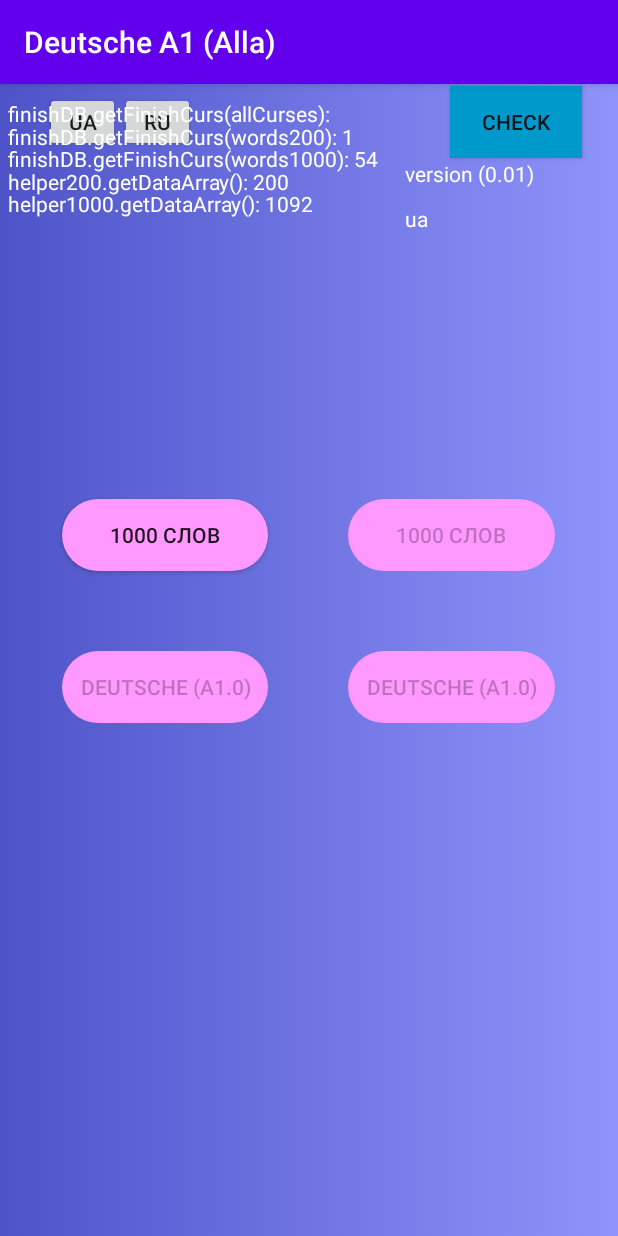
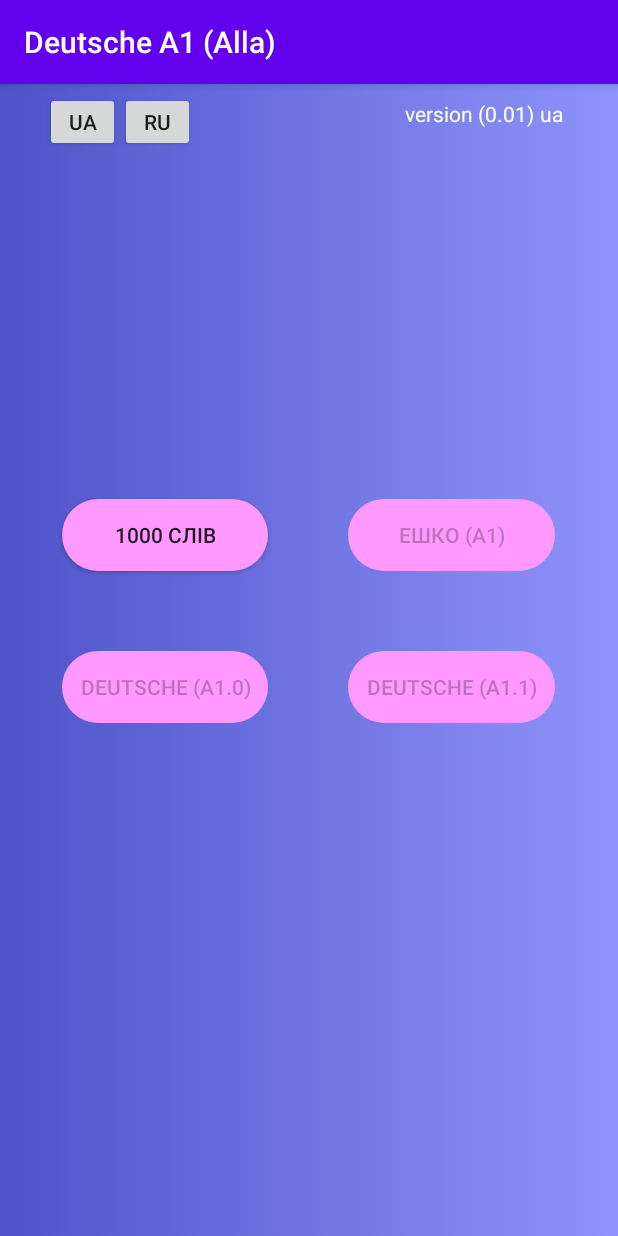
Before and after one commit to LysogorAndGmail/deutscheAlla, an Android app: the screen it shows after launch (MainActivity), after a tap on "UA", on a phone screen of 412 x 824 dp. Run offline under Robolectric (Android 15) with nearby library versions, the phone set to English and light mode, and no system bars.

Commit message:
app - prod

```diff
--- /dev/null
+++ b/app/src/main/java/com/example/deutschea1alla/DbLocation.java
@@ -0,0 +1,139 @@
+package com.example.deutschea1alla;
+
+import android.content.ContentValues;
+import android.content.Context;
+import android.database.Cursor;
+import android.database.sqlite.SQLiteDatabase;
+import android.database.sqlite.SQLiteOpenHelper;
+
+import java.util.List;
+
+
+public class DbLocation {
+    DbLocationHelper myhelper;
+    private List bookTitles;
+
+    public DbLocation(Context context)
+    {
+        myhelper = new DbLocationHelper(context);
+    }
+
+    public void updateLocation(String lang) {
+        myhelper.editLocation(lang);
+    }
+
+    static class DbLocationHelper extends SQLiteOpenHelper
+    {
+        private static final String DATABASE_NAME = "myDatabase";    // Database Name
+        private static final String TABLE_NAME = "location";   // Table Name
+        private static final int DATABASE_Version = 1;   // Database Version
+        private static final String UID="id";     // Column I (Primary Key)
+        private static final String lang = "lang";    //Column II
+
+        private static final String CREATE_TABLE = "CREATE TABLE "+TABLE_NAME+
+                " ("+UID+" INTEGER PRIMARY KEY AUTOINCREMENT, "+ lang +" VARCHAR(255));";
+        //private static final String DROP_TABLE ="DROP TABLE IF EXISTS "+TABLE_NAME;
+        private Context context;
+
+        public DbLocationHelper(Context context) {
+            super(context, DATABASE_NAME, null, DATABASE_Version);
+            this.context=context;
+        }
+
+        public void onCreate(SQLiteDatabase db) {
+
+            try {
+                db.execSQL(CREATE_TABLE);
+            } catch (Exception e) {
+                Message.message(context,""+e);
+            }
+        }
+
+        @Override
+        public void onUpgrade(SQLiteDatabase db, int oldVersion, int newVersion) {
+            try {
+                Message.message(context,"OnUpgrade");
+                //db.execSQL(DROP_TABLE);
+                //onCreate(db);
+            }catch (Exception e) {
+                Message.message(context,""+e);
+            }
+        }
+
+        public void editLocation(String lang){
+            SQLiteDatabase db = this.getWritableDatabase();
+            String strSQL = "UPDATE "+TABLE_NAME+" SET lang = '"+lang+"' WHERE id = 1";
+            db.execSQL(strSQL);
+        }
+
+    }
+
+    public long addFirstLocation()
+    {
+        SQLiteDatabase dbb = myhelper.getWritableDatabase();
+        ContentValues contentValues = new ContentValues();
+        contentValues.put(DbLocationHelper.lang, "ua");
+        long id = dbb.insert(DbLocation.DbLocationHelper.TABLE_NAME, null , contentValues);
+        return id;
+    }
+
+    public void ubdateLocation(String lang)
+    {
+        myhelper.editLocation(lang);
+    }
+
+    public String getLocation(){
+        SQLiteDatabase db = myhelper.getWritableDatabase();
+        String Query = "SELECT * FROM "+myhelper.TABLE_NAME+" WHERE id=1";
+        String cursData = "";
+
+        try
+        {
+            Cursor cursor = db.rawQuery(Query, null);
+            if (cursor != null) {
+                if (cursor.moveToFirst()) {
+                    do {
+                        cursData = cursor.getString(cursor.getColumnIndex("lang"));
+                    } while (cursor.moveToNext());
+                }
+            }
+        }
+        catch(Exception e)
+        {
+            e.printStackTrace();
+        }
+        return cursData;
+    }
+
+    public void emptyTable(String tableName)
+    {
+        SQLiteDatabase db = myhelper.getWritableDatabase();
+        db.execSQL("DROP TABLE IF EXISTS "+tableName);
+    }
+
+    public void createTable()
+    {
+        SQLiteDatabase db = myhelper.getWritableDatabase();
+        myhelper.onCreate(db);
+    }
+
+    public int checkTable(){
+        SQLiteDatabase db = myhelper.getWritableDatabase();
+        String Query = "SELECT name FROM sqlite_master WHERE type='table' AND name='"+ DbLocation.DbLocationHelper.TABLE_NAME+"'";
+        int name = 0;
+        try
+        {
+            Cursor c = null;
+            c = db.rawQuery(Query, null);
+            c.moveToFirst();
+            name = c.getCount();
+            c.close();
+        }
+        catch(Exception e)
+        {
+            e.printStackTrace();
+        }
+        return name;
+    }
+
+}
--- a/app/src/main/java/com/example/deutschea1alla/MainActivity.java
+++ b/app/src/main/java/com/example/deutschea1alla/MainActivity.java
@@ -47,9 +47,10 @@ public class MainActivity extends AppCompatActivity implements View.OnClickListe
 
     LinearLayout layout;
     myDbAdapter helper;
-    Db200Adapter helper200;
+    //Db200Adapter helper200;
     Db1000Adapter helper1000;
     DbFinishLesson finishDB;
+    DbLocation locationDB;
 
     @SuppressLint("SetTextI18n")
     @Override
@@ -60,17 +61,16 @@ public class MainActivity extends AppCompatActivity implements View.OnClickListe
         String [][] Kurses = {
                 //{"1","200 Слов","words200"},
                 {"2","1000 Слов","words1000","1000 Слiв"},
-                {"3","ЕШКО (A1)","eshko","eshko"},
-                {"4","Deutsche (A1.0)","deutschea1","deutschea1"},
-                {"5","Deutsche (A1.1)","deutschea2","deutschea2"}
+                {"3","ЕШКО (A1)","eshko","ЕШКО (A1)"},
+                {"4","Deutsche (A1.0)","deutschea1","Deutsche (A1.0)"},
+                {"5","Deutsche (A1.1)","deutschea2","Deutsche (A1.1)"}
         };
 
         int numberfinishCurs = 1;
 
-        this.setLocation(this.Location);
-
+        locationDB = new DbLocation(this);
         finishDB = new DbFinishLesson(this);
-        helper200 = new Db200Adapter(this);
+        //helper200 = new Db200Adapter(this);
         helper1000 = new Db1000Adapter(this);
 
         String finishCurs =  finishDB.getFinishCurs("allCurses");
@@ -78,22 +78,26 @@ public class MainActivity extends AppCompatActivity implements View.OnClickListe
         info1.setText("finishDB.getFinishCurs(allCurses): "+finishCurs);
 
         if(finishCurs.length() == 0) {
+
+            locationDB.createTable();
+            locationDB.addFirstLocation();
+
             finishDB.emptyTable("finish");
             finishDB.createTable();
             finishDB.addFirstData("allCurses");
             finishDB.ubdateFinishLesson("allCurses",numberfinishCurs);
-
+            /*
             finishDB.addFirstData("words200");
             helper200.emptyTable("words200");
             helper200.createTable();
             helper200.addData();
-
+            */
             finishDB.addFirstData("words1000");
             helper1000.emptyTable("words1000");
             helper1000.createTable();
             helper1000.addData();
 
-            finishDB.ubdateFinishLesson("words1000", 54);
+            //finishDB.ubdateFinishLesson("words1000", 54);
         }
 
         String finishCursFirst =  finishDB.getFinishCurs("words200");
@@ -104,13 +108,16 @@ public class MainActivity extends AppCompatActivity implements View.OnClickListe
         TextView info3 = findViewById(R.id.info3);
         info3.setText("finishDB.getFinishCurs(words1000): "+finishCursFirst2);
 
-        ArrayList twoDimArray200 = helper200.getDataArray();
-        TextView info4 = findViewById(R.id.info4);
-        info4.setText("helper200.getDataArray(): "+twoDimArray200.size());
+        //ArrayList twoDimArray200 = helper200.getDataArray();
+        //TextView info4 = findViewById(R.id.info4);
+        //info4.setText("helper200.getDataArray(): "+twoDimArray200.size());
 
         ArrayList twoDimArray1000 = helper1000.getDataArray();
         TextView info5 = findViewById(R.id.info5);
         info5.setText("helper1000.getDataArray(): "+twoDimArray1000.size());
+
+        String location = locationDB.getLocation();
+        this.setLocation(location);
 
         show = (LinearLayout) findViewById(R.id.show);
 
@@ -138,10 +145,10 @@ public class MainActivity extends AppCompatActivity implements View.OnClickListe
             );
             params.setMargins(40, 40, 40, 40);
             FirstButtonRiw.setLayoutParams(params);
-            if(this.Location == "ua") {
+            if(this.Location.trim().equals("ua")) {
+                FirstButtonRiw.setText(oneKurs[3]);
+            }else{
                 FirstButtonRiw.setText(oneKurs[1]);
-            }else{
-                FirstButtonRiw.setText(oneKurs[3]);
             }
             FirstButtonRiw.setTag(allElements+"/"+oneKurs[1]+"/"+oneKurs[2]+"/"+this.Location);
             FirstButtonRiw.setOnClickListener(this);
@@ -166,10 +173,10 @@ public class MainActivity extends AppCompatActivity implements View.OnClickListe
                 params2.setMargins(40, 40, 40, 40);
                 SecondButtonRiw.setLayoutParams(params2);
                 //SecondButtonRiw.setLayoutParams(new LinearLayout.LayoutParams(LinearLayout.LayoutParams.WRAP_CONTENT, LinearLayout.LayoutParams.WRAP_CONTENT,1.0f));
-                if(this.Location == "ua") {
-                    SecondButtonRiw.setText(oneKurs[1]);
+                if(this.Location.trim().equals("ua")) {
+                    SecondButtonRiw.setText(secondKurs[3]);
                 }else{
-                    SecondButtonRiw.setText(oneKurs[3]);
+                    SecondButtonRiw.setText(secondKurs[1]);
                 }
                 SecondButtonRiw.setTag(allElements+"/"+secondKurs[1]+"/"+secondKurs[2]+"/"+this.Location);
                 SecondButtonRiw.setOnClickListener(this);
@@ -246,12 +253,18 @@ public class MainActivity extends AppCompatActivity implements View.OnClickListe
 
             case R.id.buttonUA:
                 System.out.println("Location: UA");
+                locationDB.ubdateLocation("ua");
                 this.setLocation("ua");
+                Intent mainIntent = new Intent(this, MainActivity.class);
+                startActivity(mainIntent);
                 goToView = false;
                 break;
 
             case R.id.buttonRU:
                 System.out.println("Location: RU");
+                locationDB.ubdateLocation("ru");
+                Intent mainIntent2 = new Intent(this, MainActivity.class);
+                startActivity(mainIntent2);
                 this.setLocation("ru");
                 goToView = false;
                 break;
--- a/app/src/main/res/layout/activity_main.xml
+++ b/app/src/main/res/layout/activity_main.xml
@@ -110,7 +110,7 @@
         android:layout_height="wrap_content"
         android:layout_alignParentTop="true"
         android:layout_marginLeft="270dp"
-        android:layout_marginTop="50dp"
+        android:layout_marginTop="10dp"
         android:text="@string/app_version"
         android:textColor="@android:color/white" />
 
@@ -119,8 +119,8 @@
         android:layout_width="wrap_content"
         android:layout_height="wrap_content"
         android:layout_alignParentTop="true"
-        android:layout_marginLeft="270dp"
-        android:layout_marginTop="80dp"
+        android:layout_marginLeft="360dp"
+        android:layout_marginTop="10dp"
         android:text=""
         android:textColor="@android:color/white" />
 
@@ -167,6 +167,7 @@
         android:layout_alignParentTop="true"
         android:layout_marginLeft="300dp"
         android:layout_marginTop="1dp"
+        android:visibility="invisible"
         android:background="@android:color/holo_blue_dark"
         android:tag="admin/1"
         android:text="Check" />
@@ -178,8 +179,9 @@
         android:layout_alignParentTop="true"
         android:layout_marginLeft="5dp"
         android:layout_marginTop="10dp"
-        android:textColor="@android:color/white"
-        android:text="info 1" />
+        android:visibility="invisible"
+        android:text="info 1"
+        android:textColor="@android:color/white" />
 
     <TextView
         android:id="@+id/info2"
@@ -189,6 +191,7 @@
         android:layout_marginLeft="5dp"
         android:layout_marginTop="25dp"
         android:textColor="@android:color/white"
+        android:visibility="invisible"
         android:text="info 2" />
 
     <TextView
@@ -198,6 +201,7 @@
         android:layout_alignParentTop="true"
         android:layout_marginLeft="5dp"
         android:layout_marginTop="40dp"
+        android:visibility="invisible"
         android:textColor="@android:color/white"
         android:text="info 3" />
 
@@ -208,6 +212,7 @@
         android:layout_alignParentTop="true"
         android:layout_marginLeft="5dp"
         android:layout_marginTop="55dp"
+        android:visibility="invisible"
         android:textColor="@android:color/white"
         android:text="info 4" />
 
@@ -218,6 +223,7 @@
         android:layout_alignParentTop="true"
         android:layout_marginLeft="5dp"
         android:layout_marginTop="70dp"
+        android:visibility="invisible"
         android:textColor="@android:color/white"
         android:text="info 5" />
 
```
Also changed, not shown: app/src/main/java/com/example/deutschea1alla/CheckActivity.java (+13 -0 lines), app/src/main/java/com/example/deutschea1alla/DinamicActivity.java (+36 -19 lines), app/src/main/java/com/example/deutschea1alla/DinamicMainActivity.java (+9 -4 lines).
